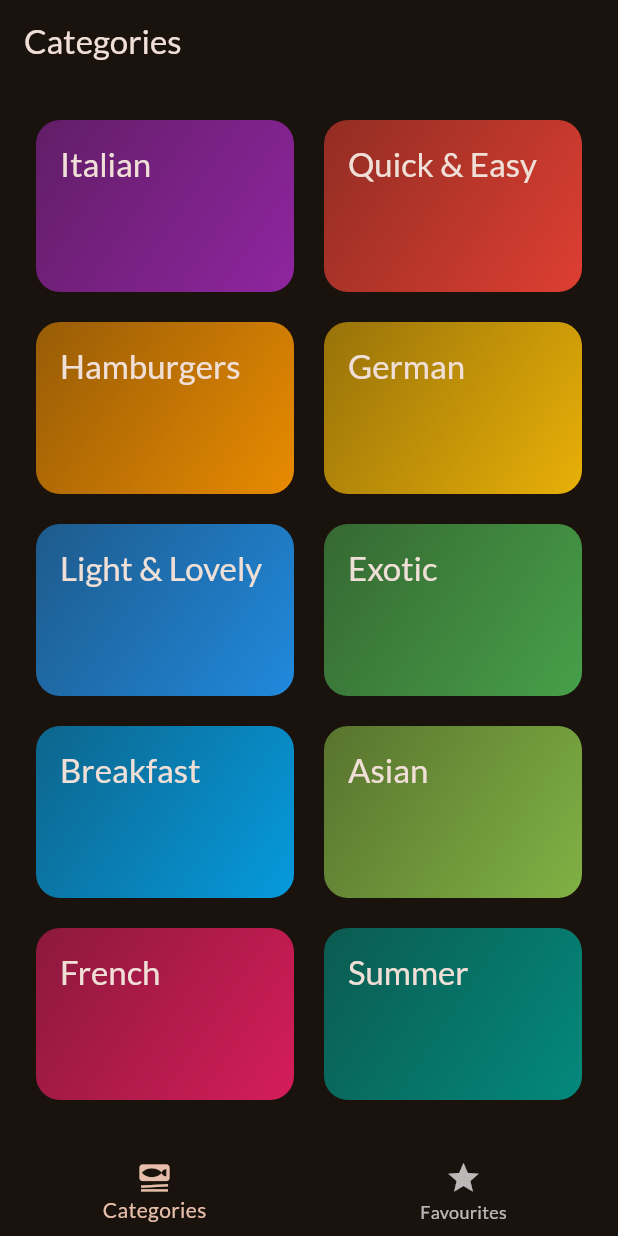
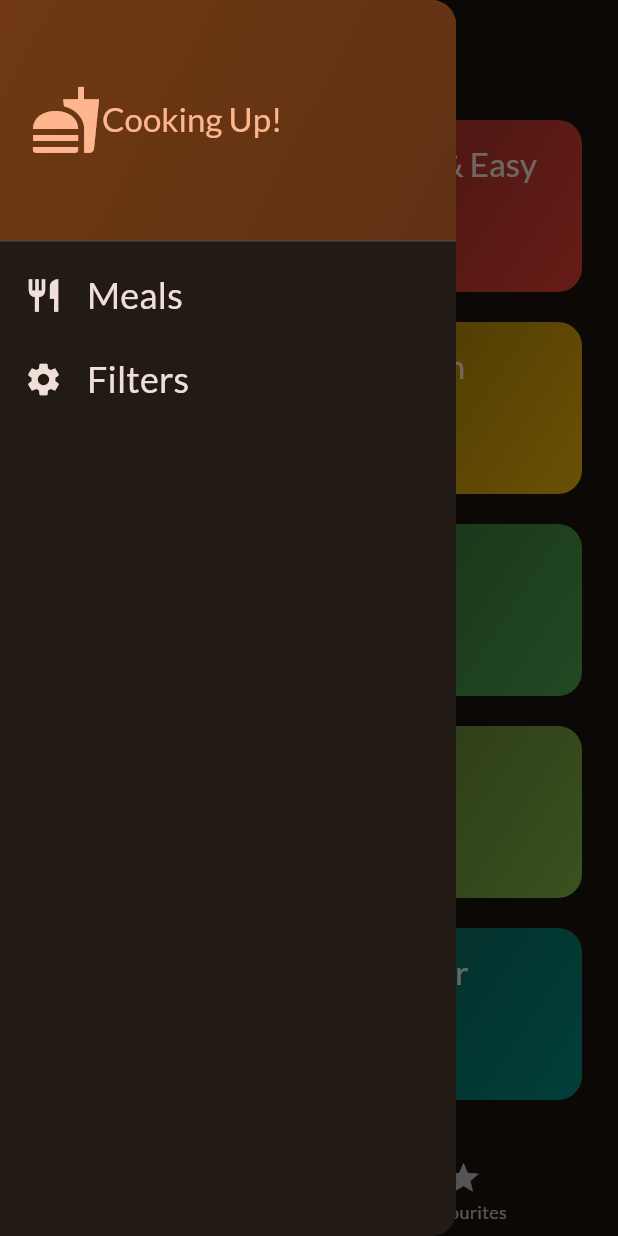
Before and after one commit to ivantrj/MealsApp, a Flutter app: the screen it shows after launch, with the side drawer open (before the commit the screen has no drawer), on a phone screen of 412 x 824 dp. Run offline on Flutter 3.47's test engine with Material 2 defaults, Android fonts, the phone set to English and light mode, and no system bars; our stand-ins replace google_fonts, transparent_image.

Commit message:
add drawer and filters screen

```diff
--- a/lib/screens/tabs.dart
+++ b/lib/screens/tabs.dart
@@ -1,7 +1,9 @@
 import 'package:flutter/material.dart';
 import 'package:meals_app/models/meal.dart';
 import 'package:meals_app/screens/categories.dart';
+import 'package:meals_app/screens/filters.dart';
 import 'package:meals_app/screens/meals.dart';
+import 'package:meals_app/widgets/main_drawer.dart';
 
 class TabsScreen extends StatefulWidget {
   const TabsScreen({super.key});
@@ -45,6 +47,17 @@ class _TabsScreenState extends State<TabsScreen> {
     });
   }
 
+  void _setScreen(String identifier) {
+    Navigator.of(context).pop();
+    if (identifier == "filters") {
+      Navigator.of(context).push(
+        MaterialPageRoute(
+          builder: (ctx) => const FiltersScreen(),
+        ),
+      );
+    }
+  }
+
   @override
   Widget build(BuildContext context) {
     Widget activePage = CategoriesScreen(
@@ -64,6 +77,9 @@ class _TabsScreenState extends State<TabsScreen> {
       appBar: AppBar(
         title: Text(activePageTitle),
       ),
+      drawer: MainDrawer(
+        onSelectScreen: _setScreen,
+      ),
       body: activePage,
       bottomNavigationBar: BottomNavigationBar(
         onTap: (index) {
@@ -71,8 +87,7 @@ class _TabsScreenState extends State<TabsScreen> {
         },
         currentIndex: selectedPageIndex,
         items: const [
-          BottomNavigationBarItem(
-              icon: Icon(Icons.set_meal), label: "Categories"),
+          BottomNavigationBarItem(icon: Icon(Icons.set_meal), label: "Categories"),
           BottomNavigationBarItem(icon: Icon(Icons.star), label: "Favourites"),
         ],
       ),
--- /dev/null
+++ b/lib/widgets/main_drawer.dart
@@ -0,0 +1,80 @@
+import 'package:flutter/material.dart';
+
+class MainDrawer extends StatelessWidget {
+  const MainDrawer({super.key, required this.onSelectScreen});
+
+  final void Function(String identifier) onSelectScreen;
+
+  @override
+  Widget build(BuildContext context) {
+    return Drawer(
+      child: Column(
+        children: [
+          DrawerHeader(
+            padding: const EdgeInsets.all(20),
+            decoration: BoxDecoration(
+              gradient: LinearGradient(
+                colors: [
+                  Theme.of(context).colorScheme.primaryContainer,
+                  Theme.of(context).colorScheme.primaryContainer.withOpacity(0.8),
+                ],
+                begin: Alignment.topLeft,
+                end: Alignment.bottomRight,
+              ),
+            ),
+            child: Row(
+              children: [
+                Icon(
+                  Icons.fastfood,
+                  size: 48,
+                  color: Theme.of(context).colorScheme.primary,
+                ),
+                const SizedBox(
+                  height: 18,
+                ),
+                Text(
+                  "Cooking Up!",
+                  style: Theme.of(context).textTheme.titleLarge!.copyWith(color: Theme.of(context).colorScheme.primary),
+                ),
+              ],
+            ),
+          ),
+          ListTile(
+            leading: Icon(
+              Icons.restaurant,
+              size: 26,
+              color: Theme.of(context).colorScheme.onBackground,
+            ),
+            title: Text(
+              "Meals",
+              style: Theme.of(context)
+                  .textTheme
+                  .titleSmall!
+                  .copyWith(color: Theme.of(context).colorScheme.onBackground, fontSize: 24),
+            ),
+            onTap: () {
+              onSelectScreen('meals');
+            },
+          ),
+          ListTile(
+            leading: Icon(
+              Icons.settings,
+              size: 26,
+              color: Theme.of(context).colorScheme.onBackground,
+            ),
+            title: Text(
+              "Filters",
+              style: Theme.of(context)
+                  .textTheme
+                  .titleSmall!
+                  .copyWith(color: Theme.of(context).colorScheme.onBackground, fontSize: 24),
+            ),
+            onTap: () {
+              onSelectScreen('filters');
+            },
+          ),
+        ],
+      ),
+    );
+  }
+}
```
Also changed, not shown: lib/screens/filters.dart (added, +120 -0 lines).
